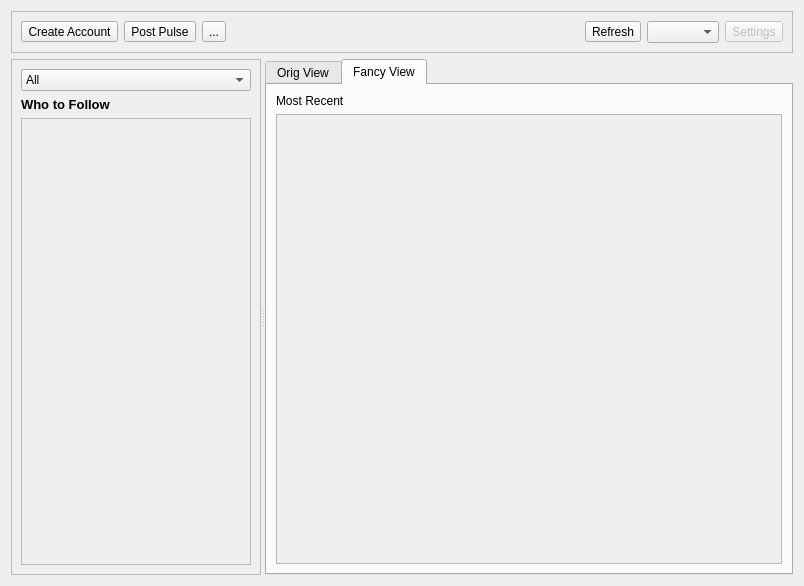
Qt form retroshare-gui/src/gui/TheWire/WireDialog.ui (RetroShare/RetroShare) before a commit.
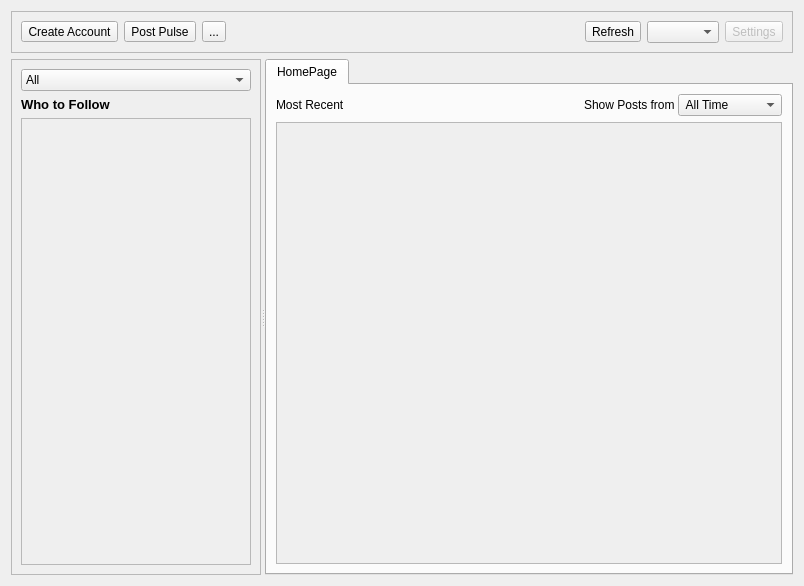
The same form after that commit. Icons and pictures are not drawn.

```diff
--- a/retroshare-gui/src/gui/TheWire/WireDialog.ui
+++ b/retroshare-gui/src/gui/TheWire/WireDialog.ui
@@ -223,11 +223,11 @@
        </sizepolicy>
       </property>
       <property name="currentIndex">
-       <number>1</number>
+       <number>0</number>
       </property>
       <widget class="QWidget" name="tabWidget_Page1">
        <attribute name="title">
-        <string>Orig View</string>
+        <string>HomePage</string>
        </attribute>
        <layout class="QVBoxLayout" name="verticalLayout_3">
         <item>
@@ -248,6 +248,13 @@
            <property name="bottomMargin">
             <number>0</number>
            </property>
+           <item>
+            <widget class="QLabel" name="label_viewMode">
+             <property name="text">
+              <string>Most Recent</string>
+             </property>
+            </widget>
+           </item>
            <item>
             <spacer name="horizontalSpacer_2">
              <property name="orientation">
@@ -362,73 +369,6 @@
         </item>
        </layout>
       </widget>
-      <widget class="QWidget" name="tab">
-       <attribute name="title">
-        <string>Fancy View</string>
-       </attribute>
-       <layout class="QVBoxLayout" name="verticalLayout_7">
-        <item>
-         <widget class="QLabel" name="label_viewMode">
-          <property name="text">
-           <string>Most Recent</string>
-          </property>
-         </widget>
-        </item>
-        <item>
-         <widget class="QScrollArea" name="scrollArea_3">
-          <property name="widgetResizable">
-           <bool>true</bool>
-          </property>
-          <property name="alignment">
-           <set>Qt::AlignBottom|Qt::AlignLeading|Qt::AlignLeft</set>
-          </property>
-          <widget class="QWidget" name="scrollAreaWidgetContents_2">
-           <property name="geometry">
-            <rect>
-             <x>0</x>
-             <y>0</y>
-             <width>508</width>
-             <height>443</height>
-            </rect>
-           </property>
-           <property name="styleSheet">
-            <string notr="true">QWidget#scrollAreaWidgetContents{border: none;}</string>
-           </property>
-           <layout class="QVBoxLayout" name="verticalLayout_6">
-            <property name="spacing">
-             <number>0</number>
-            </property>
-            <property name="leftMargin">
-             <number>0</number>
-            </property>
-            <property name="topMargin">
-             <number>0</number>
-            </property>
-            <property name="rightMargin">
-             <number>0</number>
-            </property>
-            <property name="bottomMargin">
-             <number>0</number>
-            </property>
-            <item>
-             <spacer name="verticalSpacer_3">
-              <property name="orientation">
-               <enum>Qt::Vertical</enum>
-              </property>
-              <property name="sizeHint" stdset="0">
-               <size>
-                <width>20</width>
-                <height>40</height>
-               </size>
-              </property>
-             </spacer>
-            </item>
-           </layout>
-          </widget>
-         </widget>
-        </item>
-       </layout>
-      </widget>
      </widget>
     </widget>
    </item>
```
